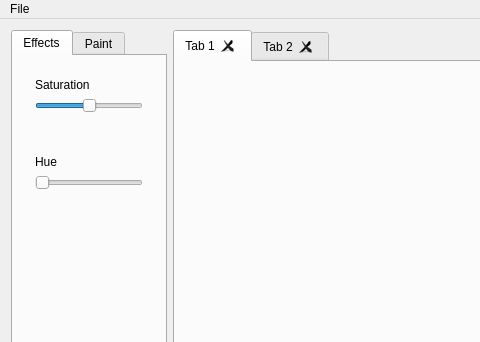
goneyacine/Edit-Pro, file EditPro/MainWindow.ui: the form before one commit; both pictures show x 0 to 480 and y 0 to 342 of the 721 by 544 pixel window.
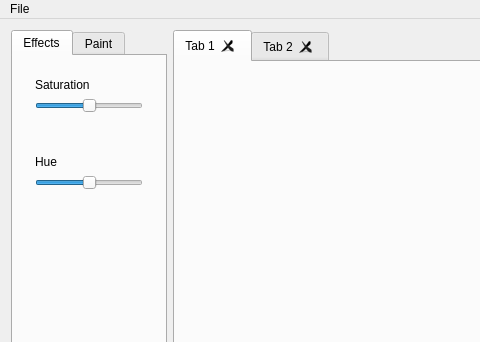
The form after the commit.

What changed in the file:
```diff
--- a/EditPro/MainWindow.ui
+++ b/EditPro/MainWindow.ui
@@ -181,6 +181,12 @@
              <property name="maximum">
               <number>100</number>
              </property>
+             <property name="pageStep">
+              <number>1</number>
+             </property>
+             <property name="value">
+              <number>50</number>
+             </property>
              <property name="orientation">
               <enum>Qt::Horizontal</enum>
              </property>
```
